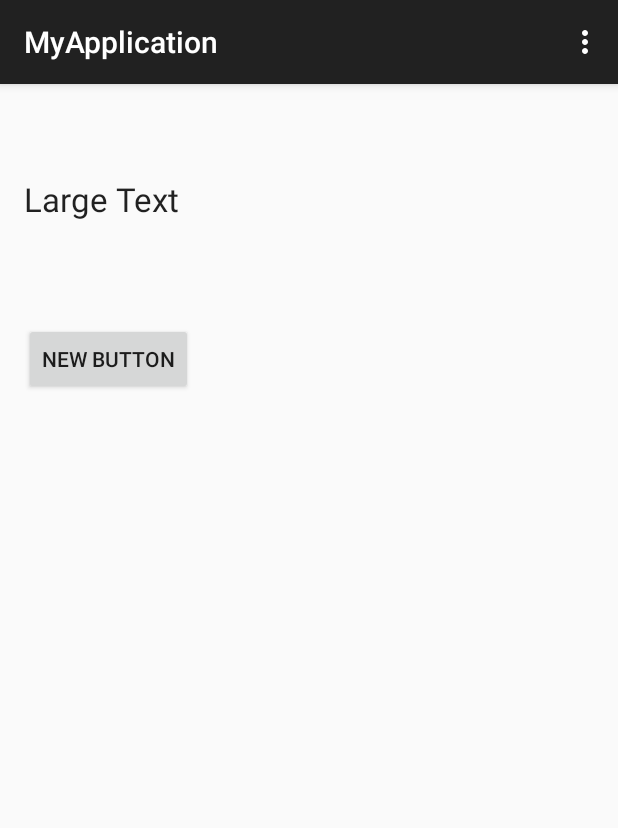
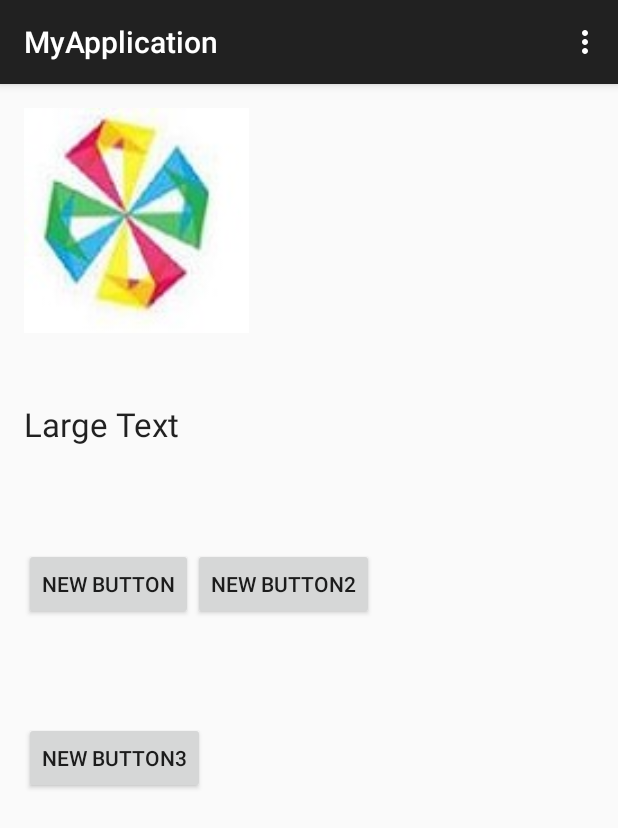
Before and after one commit to larrywhy/android_studio_test, an Android app: the screen it shows after launch (MainActivity), on a phone screen of 412 x 824 dp. Shown: the top 828 px of the screen. Run offline under Robolectric (Android 15) with nearby library versions, the phone set to English and light mode, and no system bars.

Commit message:
code updated , Layout->Linear

```diff
--- a/app/src/main/res/layout/activity_main.xml
+++ b/app/src/main/res/layout/activity_main.xml
@@ -1,30 +1,68 @@
-<RelativeLayout xmlns:android="http://schemas.android.com/apk/res/android"
-    xmlns:tools="http://schemas.android.com/tools" android:layout_width="match_parent"
-    android:layout_height="match_parent" android:paddingLeft="@dimen/activity_horizontal_margin"
+<LinearLayout xmlns:android="http://schemas.android.com/apk/res/android"
+    xmlns:tools="http://schemas.android.com/tools"
+    android:id="@+id/first"
+    android:layout_width="fill_parent"
+    android:layout_height="fill_parent"
+    android:orientation="vertical"
+    android:paddingBottom="@dimen/activity_vertical_margin"
+    android:paddingLeft="@dimen/activity_horizontal_margin"
     android:paddingRight="@dimen/activity_horizontal_margin"
     android:paddingTop="@dimen/activity_vertical_margin"
-    android:paddingBottom="@dimen/activity_vertical_margin" tools:context=".MainActivity"
-    android:id="@+id/first">
+    tools:context=".MainActivity">
 
 
+    <ImageView
+        android:layout_width="150dip"
+        android:layout_height="150dip"
+        android:src="@drawable/logo" />
+
     <TextView
+        android:id="@+id/textView"
         android:layout_width="wrap_content"
         android:layout_height="wrap_content"
-        android:textAppearance="?android:attr/textAppearanceLarge"
-        android:text="Large Text"
-        android:id="@+id/textView"
-        android:layout_alignParentTop="true"
         android:layout_alignParentLeft="true"
         android:layout_alignParentStart="true"
-        android:layout_marginTop="46dp" />
+        android:layout_alignParentTop="true"
+        android:layout_marginTop="46dp"
+        android:text="Large Text"
+        android:textAppearance="?android:attr/textAppearanceLarge" />
+
+
+    <LinearLayout
+        android:layout_width="fill_parent"
+        android:layout_height="wrap_content"
+        android:orientation="horizontal">
+
+        <Button
+            android:id="@+id/button"
+            android:layout_width="wrap_content"
+            android:layout_height="wrap_content"
+            android:layout_alignParentLeft="true"
+            android:layout_alignParentStart="true"
+            android:layout_below="@+id/textView"
+            android:layout_marginTop="68dp"
+            android:text="New Button" />
+
+        <Button
+            android:id="@+id/button2"
+            android:layout_width="wrap_content"
+            android:layout_height="wrap_content"
+            android:layout_alignParentLeft="true"
+            android:layout_alignParentStart="true"
+            android:layout_below="@+id/textView"
+            android:layout_marginTop="68dp"
+            android:text="New Button2" />
+
+
+    </LinearLayout>
 
     <Button
+        android:id="@+id/button3"
         android:layout_width="wrap_content"
         android:layout_height="wrap_content"
-        android:text="New Button"
-        android:id="@+id/button"
-        android:layout_below="@+id/textView"
         android:layout_alignParentLeft="true"
         android:layout_alignParentStart="true"
-        android:layout_marginTop="68dp" />
-</RelativeLayout>
+        android:layout_below="@+id/textView"
+        android:layout_marginTop="68dp"
+        android:text="New Button3" />
+</LinearLayout>
```
Also changed, not shown: app/src/main/res/drawable-hdpi/logo.jpg (renamed from app/src/main/res/drawable-hdpi/jjjjj.jpg).
